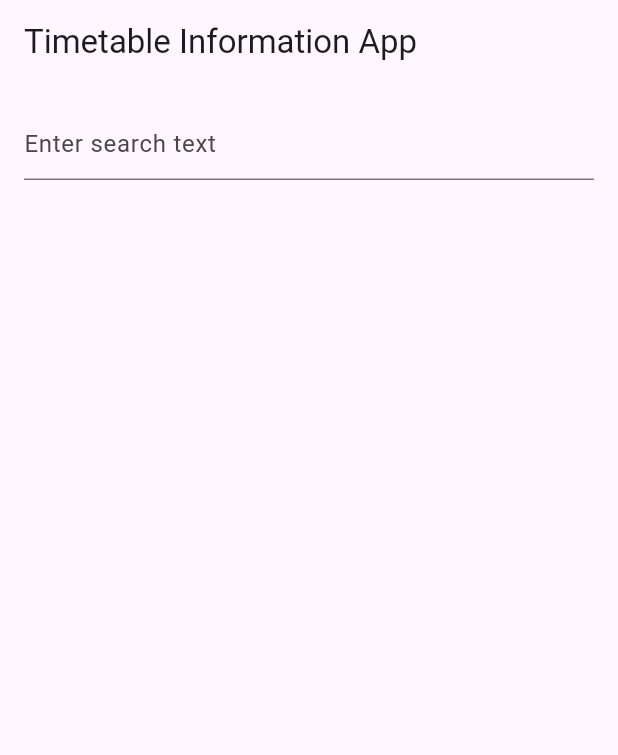
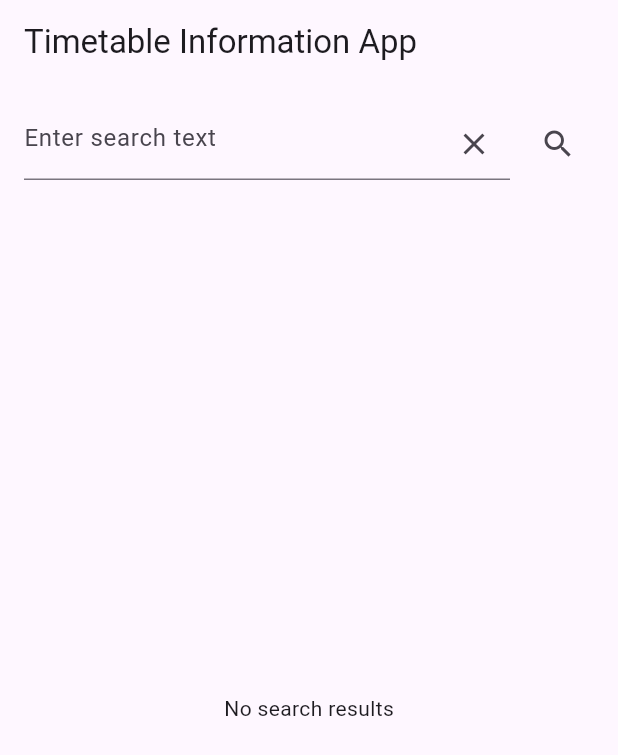
Before and after one commit to Charizard17/fahrplanauskunfts_app, a Flutter app: the screen it shows after launch, on a phone screen of 412 x 824 dp. Shown: the top 755 px of the screen. Run offline on Flutter 3.47's test engine with Material 3 defaults, Android fonts, the phone set to English and light mode, and no system bars; our stand-ins replace dio.

Commit message:
search button and search results added to main screen

```diff
--- a/lib/screens/main_screen.dart
+++ b/lib/screens/main_screen.dart
@@ -1,9 +1,11 @@
-// lib/screens/main_screen.dart
 import 'package:flutter/material.dart';
 import 'package:provider/provider.dart';
 import 'package:timetable_info_app/providers/search_provider.dart';
+import 'package:timetable_info_app/models/search_result.dart';
 
 class MainScreen extends StatelessWidget {
+  final TextEditingController _searchController = TextEditingController();
+
   @override
   Widget build(BuildContext context) {
     final searchProvider = Provider.of<SearchProvider>(context);
@@ -16,17 +18,63 @@ class MainScreen extends StatelessWidget {
         padding: const EdgeInsets.all(16.0),
         child: Column(
           children: [
-            TextField(
-              onChanged: (value) {
-                searchProvider.search(value);
-              },
-              decoration: const InputDecoration(
-                hintText: 'Enter search text',
-              ),
+            Row(
+              children: [
+                Expanded(
+                  child: TextField(
+                    controller: _searchController,
+                    textInputAction: TextInputAction.search,
+                    onSubmitted: (_) {
+                      searchProvider.search(_searchController.text);
+                    },
+                    decoration: InputDecoration(
+                      hintText: 'Enter search text',
+                      suffixIcon: IconButton(
+                        onPressed: _searchController.clear,
+                        icon: const Icon(Icons.clear),
+                      ),
+                    ),
+                  ),
+                ),
+                const SizedBox(width: 8.0),
+                IconButton(
+                  icon: const Icon(Icons.search),
+                  onPressed: () {
+                    searchProvider.search(_searchController.text);
+                  },
+                ),
+              ],
+            ),
+            const SizedBox(height: 16.0),
+            Expanded(
+              child: _buildSearchResults(searchProvider.searchResults),
             ),
           ],
         ),
       ),
     );
   }
+
+  Widget _buildSearchResults(List<SearchResult> results) {
+    if (results.isEmpty) {
+      return const Center(
+        child: Text('No search results'),
+      );
+    }
+
+    return ListView.builder(
+      itemCount: results.length,
+      itemBuilder: (context, index) {
+        final result = results[index];
+
+        return ListTile(
+          title: Text(result.name),
+          subtitle: Text(result.disassembledName),
+          trailing: Text(result.matchQuality.toString()),
+          // Customize the way you want to display additional information.
+          // For example: subtitle: Text(result.placeName ?? ''),
+        );
+      },
+    );
+  }
 }
```
Also changed, not shown: lib/services/search_service.dart (+19 -6 lines).
